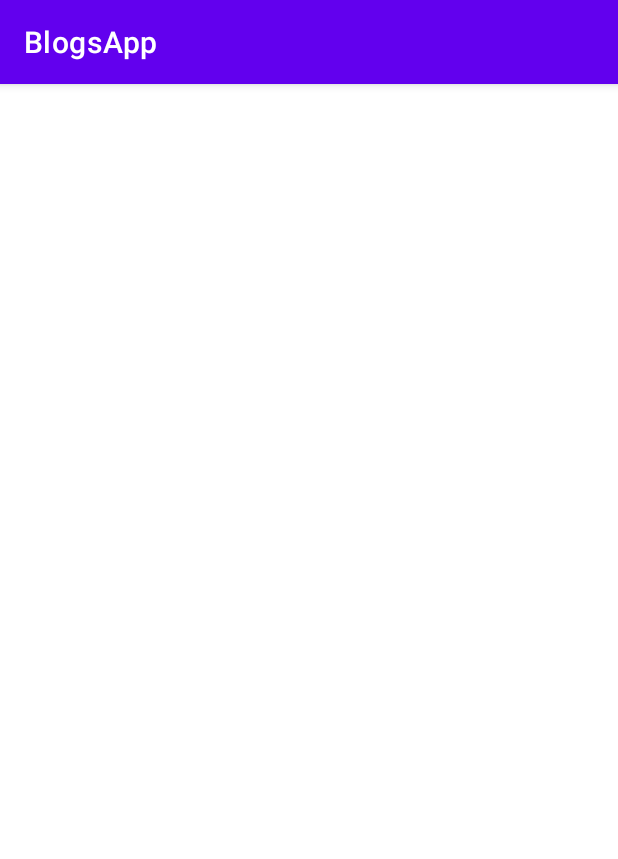
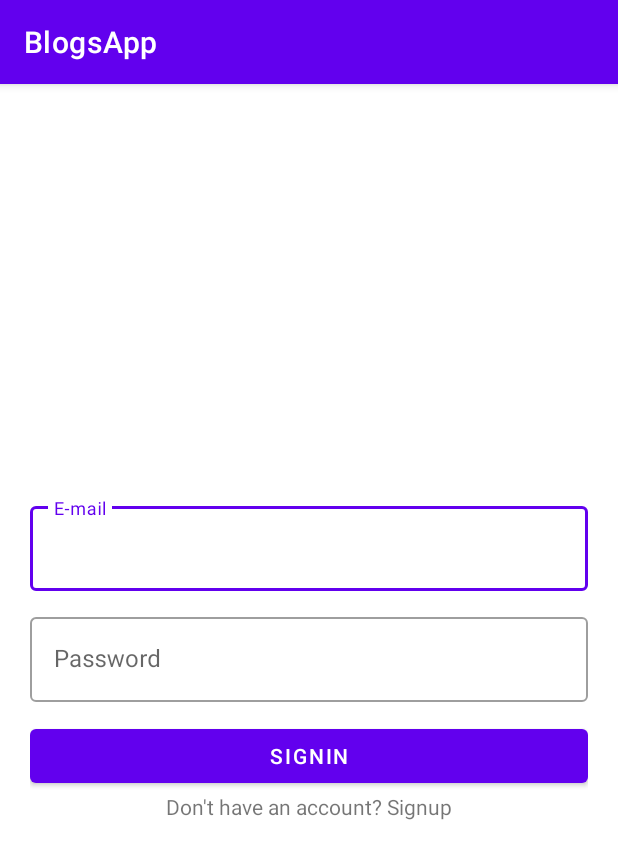
Before and after one commit to sebastianpedraza2/BlogsApp, an Android app: the screen it shows after launch (MainActivity), on a phone screen of 412 x 824 dp. Shown: the top 859 px of the screen. Run offline under Robolectric (Android 15) with nearby library versions, the phone set to English and light mode, and no system bars; our stand-ins replace Firebase (no records; nobody signed in at launch, a user with empty details on screens opened directly).

Commit message:
Login with firebase added

```diff
--- a/app/build.gradle
+++ b/app/build.gradle
@@ -66,6 +66,8 @@ dependencies {
     //Firebase
     implementation 'com.google.firebase:firebase-firestore:22.0.2'
     implementation 'com.google.firebase:firebase-storage:19.2.1'
+    implementation 'com.google.firebase:firebase-auth:20.0.2'
+
     testImplementation 'junit:junit:4.+'
     androidTestImplementation 'androidx.test.ext:junit:1.1.2'
     androidTestImplementation 'androidx.test.espresso:espresso-core:3.3.0'
--- /dev/null
+++ b/app/src/main/java/com/example/blogsapp/data/remote/auth/LoginDataSource.kt
@@ -0,0 +1,13 @@
+package com.example.blogsapp.data.remote.auth
+
+import com.google.firebase.auth.FirebaseAuth
+import com.google.firebase.auth.FirebaseUser
+import kotlinx.coroutines.tasks.await
+
+class LoginDataSource {
+    suspend fun signIn(email: String, password: String): FirebaseUser? {
+        val authResult =
+            FirebaseAuth.getInstance().signInWithEmailAndPassword(email, password).await()
+        return authResult.user
+    }
+}
--- a/app/src/main/java/com/example/blogsapp/data/remote/HomeScreenDataSource.kt
+++ b/app/src/main/java/com/example/blogsapp/data/remote/home/HomeScreenDataSource.kt
@@ -1,4 +1,4 @@
-package com.example.blogsapp.data.remote
+package com.example.blogsapp.data.remote.home
 
 import android.util.Log
 import com.example.blogsapp.core.Resource
--- a/app/src/main/java/com/example/blogsapp/presentation/HomeScreenViewModel.kt
+++ b/app/src/main/java/com/example/blogsapp/presentation/HomeScreenViewModel.kt
@@ -4,7 +4,7 @@ import androidx.lifecycle.ViewModel
 import androidx.lifecycle.ViewModelProvider
 import androidx.lifecycle.liveData
 import com.example.blogsapp.core.Resource
-import com.example.blogsapp.repository.HomeScreenRepo
+import com.example.blogsapp.repository.home.HomeScreenRepo
 import kotlinx.coroutines.Dispatchers
 import java.lang.Exception
 
--- /dev/null
+++ b/app/src/main/java/com/example/blogsapp/repository/auth/LogInRepo.kt
@@ -0,0 +1,8 @@
+package com.example.blogsapp.repository.auth
+
+import com.google.firebase.auth.FirebaseUser
+
+
+interface LogInRepo {
+    suspend fun signIn(user: String, password: String) : FirebaseUser?
+}
--- /dev/null
+++ b/app/src/main/java/com/example/blogsapp/repository/auth/LogInRepoImpl.kt
@@ -0,0 +1,9 @@
+package com.example.blogsapp.repository.auth
+
+import com.example.blogsapp.data.remote.auth.LoginDataSource
+import com.google.firebase.auth.FirebaseUser
+
+class LogInRepoImpl(private val dataSource: LoginDataSource) : LogInRepo {
+    override suspend fun signIn(user: String, password: String): FirebaseUser? =
+        dataSource.signIn(user, password)
+}
--- a/app/src/main/java/com/example/blogsapp/repository/HomeScreenRepo.kt
+++ b/app/src/main/java/com/example/blogsapp/repository/home/HomeScreenRepo.kt
@@ -1,4 +1,4 @@
-package com.example.blogsapp.repository
+package com.example.blogsapp.repository.home
 
 import com.example.blogsapp.core.Resource
 import com.example.blogsapp.data.model.Post
--- a/app/src/main/java/com/example/blogsapp/repository/HomeScreenRepoImpl.kt
+++ b/app/src/main/java/com/example/blogsapp/repository/home/HomeScreenRepoImpl.kt
@@ -1,8 +1,9 @@
-package com.example.blogsapp.repository
+package com.example.blogsapp.repository.home
 
 import com.example.blogsapp.core.Resource
 import com.example.blogsapp.data.model.Post
-import com.example.blogsapp.data.remote.HomeScreenDataSource
+import com.example.blogsapp.data.remote.home.HomeScreenDataSource
+import com.example.blogsapp.repository.home.HomeScreenRepo
 
 class HomeScreenRepoImpl(private val dataSource: HomeScreenDataSource) : HomeScreenRepo {
     override suspend fun getLatestPosts() : Resource<List<Post>> = dataSource.getLatestPosts()
--- /dev/null
+++ b/app/src/main/java/com/example/blogsapp/ui/auth/AuthScreenFragment.kt
@@ -0,0 +1,60 @@
+package com.example.blogsapp.ui.auth
+
+import android.os.Bundle
+import androidx.fragment.app.Fragment
+import android.view.LayoutInflater
+import android.view.View
+import android.view.ViewGroup
+import androidx.navigation.fragment.findNavController
+import com.example.blogsapp.R
+import com.example.blogsapp.databinding.FragmentAuthScreenBinding
+import com.google.firebase.auth.FirebaseAuth
+
+
+class AuthScreenFragment : Fragment(R.layout.fragment_auth_screen) {
+    private lateinit var binding: FragmentAuthScreenBinding
+    private val firebaseAuth by lazy {
+        FirebaseAuth.getInstance()
+    }
+
+    override fun onViewCreated(view: View, savedInstanceState: Bundle?) {
+        super.onViewCreated(view, savedInstanceState)
+        binding = FragmentAuthScreenBinding.bind(view)
+        isUserLoggedin()
+        getUserAndPassword()
+
+    }
+
+    private fun isUserLoggedin() {
+        firebaseAuth.currentUser?.let {
+            findNavController().navigate(R.id.action_authScreenFragment_to_homeScreenFragment)
+        }
+    }
+
+    private fun getUserAndPassword() {
+        binding.btnSignin.setOnClickListener {
+            val username = binding.editTextUsername.text.toString().trim()
+            val password = binding.editTextPassword.text.toString().trim()
+            validateAuthInfo(username, password)
+            signinUser(username, password)
+        }
+
+    }
+
+    private fun validateAuthInfo(username: String, password: String) {
+        if (username.isEmpty()) {
+            binding.editTextUsername.error = "Please enter a value"
+            return
+        }
+        if (password.isEmpty()) {
+            binding.editTextPassword.error = "Please enter a password"
+            return
+        }
+    }
+
+    private fun signinUser(username: String, password: String) {
+        TODO("Not yet implemented")
+    }
+
+
+}
--- a/app/src/main/java/com/example/blogsapp/ui/home/HomeScreenFragment.kt
+++ b/app/src/main/java/com/example/blogsapp/ui/home/HomeScreenFragment.kt
@@ -9,11 +9,11 @@ import androidx.fragment.app.viewModels
 import androidx.lifecycle.Observer
 import com.example.blogsapp.R
 import com.example.blogsapp.core.Resource
-import com.example.blogsapp.data.remote.HomeScreenDataSource
+import com.example.blogsapp.data.remote.home.HomeScreenDataSource
 import com.example.blogsapp.databinding.FragmentHomeScreenBinding
 import com.example.blogsapp.presentation.HomeScreenViewModel
 import com.example.blogsapp.presentation.HomeScreenViewModelFactory
-import com.example.blogsapp.repository.HomeScreenRepoImpl
+import com.example.blogsapp.repository.home.HomeScreenRepoImpl
 import com.example.blogsapp.ui.home.adapter.HomeScreenAdapter
 
 
--- /dev/null
+++ b/app/src/main/res/layout/fragment_auth_screen.xml
@@ -0,0 +1,62 @@
+<?xml version="1.0" encoding="utf-8"?>
+<LinearLayout xmlns:android="http://schemas.android.com/apk/res/android"
+    xmlns:tools="http://schemas.android.com/tools"
+    android:layout_width="match_parent"
+    android:layout_height="match_parent"
+    android:layout_margin="20dp"
+    android:gravity="center"
+    android:orientation="vertical"
+    tools:context=".ui.auth.AuthScreenFragment">
+
+    <com.google.android.material.textfield.TextInputLayout
+        style="@style/Widget.MaterialComponents.TextInputLayout.OutlinedBox"
+        android:layout_width="match_parent"
+        android:layout_height="wrap_content"
+        android:layout_marginBottom="12dp"
+        android:hint="E-mail">
+
+        <com.google.android.material.textfield.TextInputEditText
+            android:id="@+id/editText_username"
+            android:layout_width="match_parent"
+            android:layout_height="wrap_content"
+            android:inputType="textEmailAddress" />
+
+    </com.google.android.material.textfield.TextInputLayout>
+
+    <com.google.android.material.textfield.TextInputLayout
+        style="@style/Widget.MaterialComponents.TextInputLayout.OutlinedBox"
+        android:layout_width="match_parent"
+        android:layout_height="wrap_content"
+        android:layout_marginBottom="12dp"
+        android:hint="Password">
+
+        <com.google.android.material.textfield.TextInputEditText
+            android:id="@+id/editText_password"
+            android:layout_width="match_parent"
+            android:layout_height="wrap_content"
+            android:inputType="textEmailAddress" />
+
+    </com.google.android.material.textfield.TextInputLayout>
+
+    <Button
+        android:layout_width="match_parent"
+        android:layout_height="wrap_content"
+        android:text="SIGNIN"
+        android:id="@+id/btn_signin"
+        />
+    <TextView
+        android:layout_width="wrap_content"
+        android:layout_height="wrap_content"
+        android:id="@+id/txt_singup"
+        android:text="Don't have an account? Signup"
+        />
+    <ProgressBar
+        android:visibility="gone"
+        android:id="@+id/progress_circular_signin"
+        android:layout_width="wrap_content"
+        android:layout_height="wrap_content"
+        android:layout_marginTop="15dp"
+        />
+
+
+</LinearLayout>
--- a/app/src/main/res/navigation/main_graph.xml
+++ b/app/src/main/res/navigation/main_graph.xml
@@ -3,10 +3,19 @@
     xmlns:app="http://schemas.android.com/apk/res-auto"
     xmlns:tools="http://schemas.android.com/tools"
     android:id="@+id/main_graph"
-    app:startDestination="@id/homeScreenFragment">
+    app:startDestination="@id/authScreenFragment">
     <fragment
         android:id="@+id/homeScreenFragment"
         android:name="com.example.blogsapp.ui.home.HomeScreenFragment"
         android:label="fragment_home_screen"
         tools:layout="@layout/fragment_home_screen" />
+    <fragment
+        android:id="@+id/authScreenFragment"
+        android:name="com.example.blogsapp.ui.auth.AuthScreenFragment"
+        android:label="fragment_auth_screen"
+        tools:layout="@layout/fragment_auth_screen" >
+        <action
+            android:id="@+id/action_authScreenFragment_to_homeScreenFragment"
+            app:destination="@id/homeScreenFragment" />
+    </fragment>
 </navigation>
```
